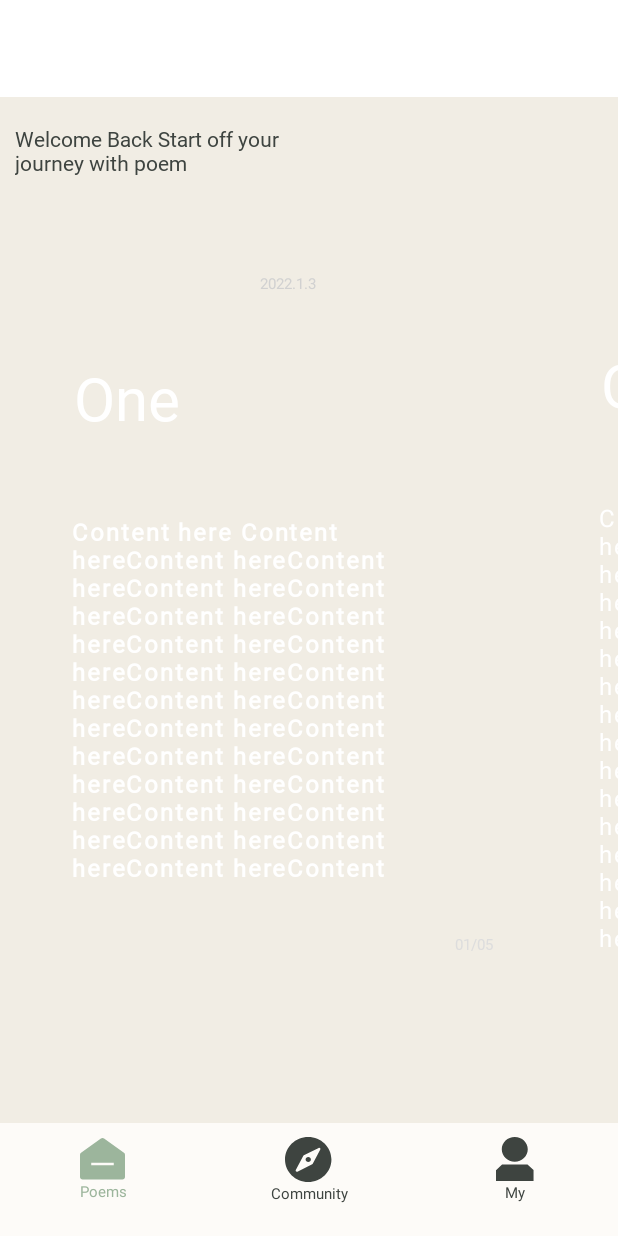
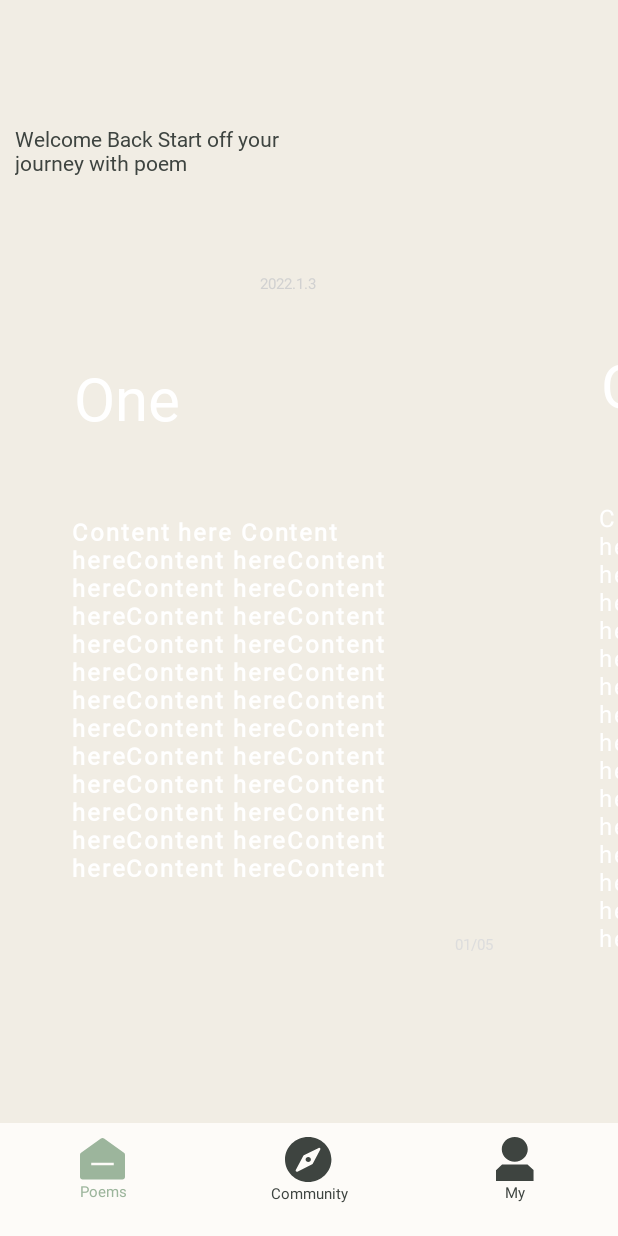
Before and after one commit to yifandeng2002/CollagePoemv2, an Android app: the MainpageActivity screen opened directly, with no data from a screen before it, on a phone screen of 412 x 824 dp. Run offline under Robolectric (Android 15) with nearby library versions, the phone set to English and light mode, and no system bars; our stand-ins replace data binding; libraries missing offline, so code that uses them is left out: com.jaeger.library; 7 statements that could not run were skipped.

Commit message:
Fixed mainpage blank space issue.

```diff
--- a/app/src/main/res/layout/activity_mainpage.xml
+++ b/app/src/main/res/layout/activity_mainpage.xml
@@ -4,6 +4,9 @@
     <data>
         <variable name="mainpageVM" type="com.collagepoem.app.modules.mainpage.data.viewmodel.MainpageVM"/>
     </data>
+    <FrameLayout android:id="@+id/frameMainpage"
+        android:layout_height="match_parent"
+        android:layout_width="match_parent" style="@style/groupStylegray_200">
     <LinearLayout android:gravity="end" android:id="@+id/linearMainpage"
         android:layout_height="match_parent"
         android:layout_marginTop="@dimen/_72pxv"
@@ -279,4 +282,5 @@
         </FrameLayout>
 
     </LinearLayout>
+    </FrameLayout>
 </layout>
```
